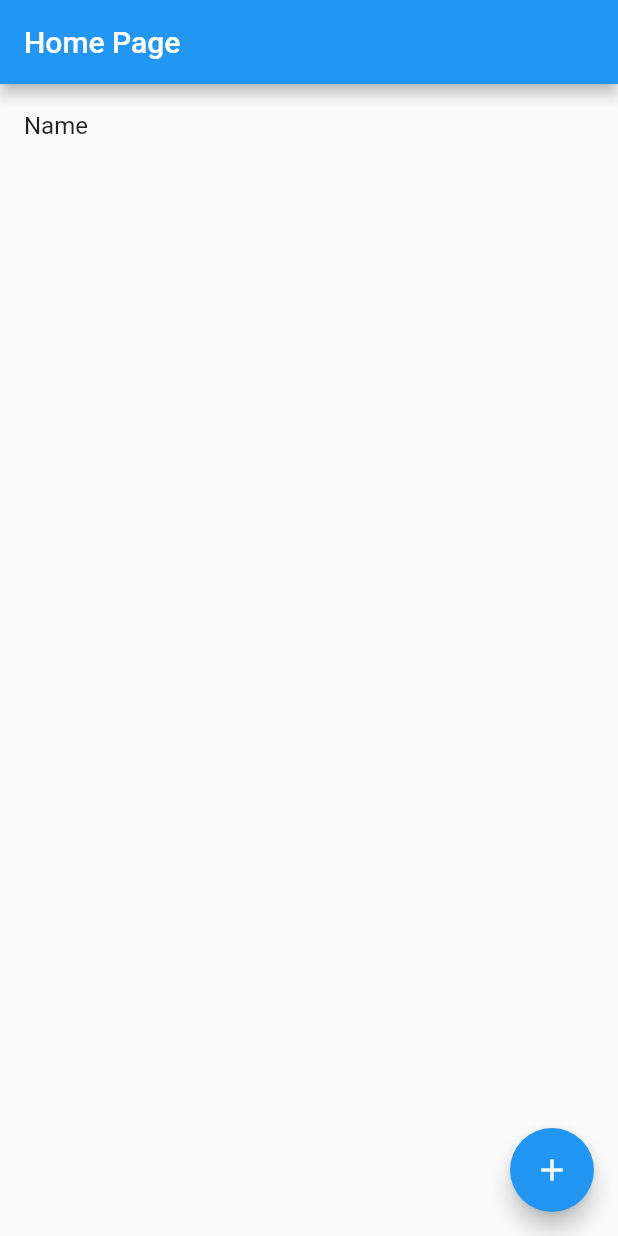
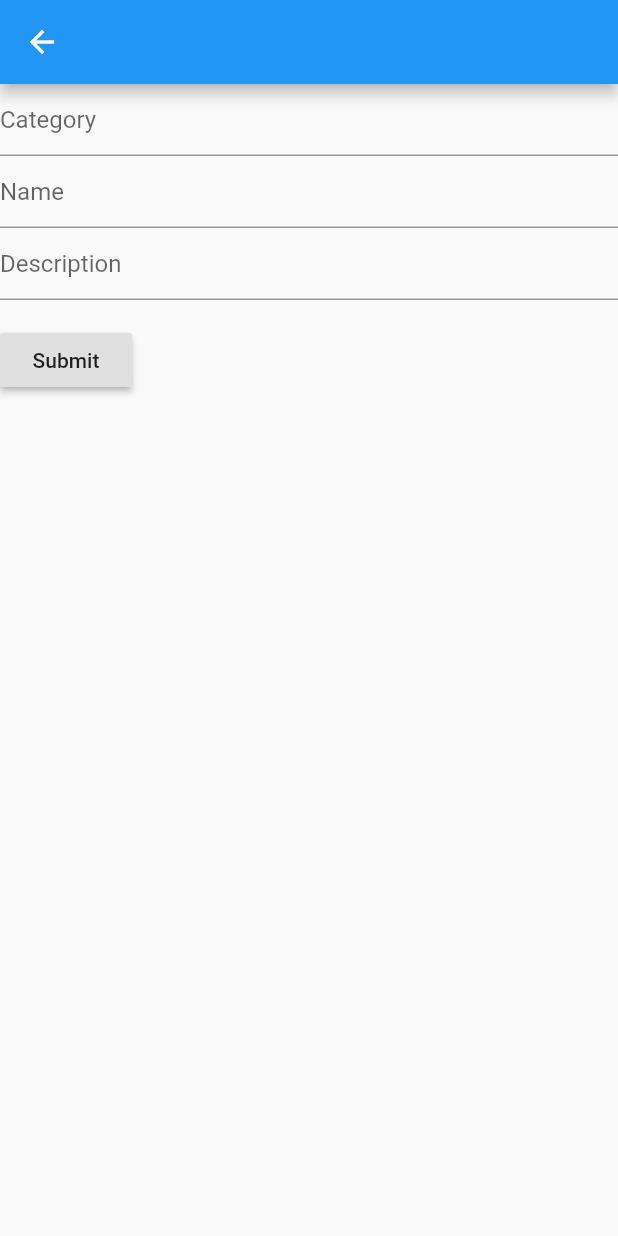
Before and after one commit to natanportilho/task-manager, a Flutter app: the screen it shows after launch, after a tap on the "add" icon, on a phone screen of 412 x 824 dp. Run offline on Flutter 3.47's test engine with Material 2 defaults, Android fonts, the phone set to English and light mode, and no system bars.

Commit message:
Adding create todo page

```diff
--- /dev/null
+++ b/lib/pages/create_todo_page.dart
@@ -0,0 +1,105 @@
+import 'package:flutter/material.dart';
+import 'package:provider/provider.dart';
+import 'package:task_manager/providers/todo_provider.dart';
+
+class CreateTodoPage extends StatefulWidget {
+  CreateTodoPage({Key key}) : super(key: key);
+
+  @override
+  _CreateTodoPageState createState() => _CreateTodoPageState();
+}
+
+class _CreateTodoPageState extends State<CreateTodoPage> {
+  final _formKey = GlobalKey<FormState>();
+
+  String category;
+  String name;
+  String description;
+
+  @override
+  Widget build(BuildContext context) {
+    return SafeArea(
+      child: Scaffold(
+        appBar: AppBar(
+          title: Text(''),
+        ),
+        body: Material(
+          child: _createTodoForm(context),
+        ),
+      ),
+    );
+  }
+
+  Form _createTodoForm(BuildContext context) {
+    return Form(
+      key: _formKey,
+      child: Column(
+        crossAxisAlignment: CrossAxisAlignment.start,
+        children: <Widget>[
+          _createCateforyField(),
+          _createNameField(),
+          _createDescriptionField(),
+          Padding(
+            padding: const EdgeInsets.symmetric(vertical: 16.0),
+            child: RaisedButton(
+              onPressed: () {
+                if (_formKey.currentState.validate()) {
+                  final TodoProvider todoProvider =
+                      Provider.of<TodoProvider>(context, listen: false);
+                  todoProvider.addTodo(category, name, description);
+                  Navigator.pop(context);
+                }
+              },
+              child: Text('Submit'),
+            ),
+          ),
+        ],
+      ),
+    );
+  }
+
+  TextFormField _createDescriptionField() {
+    return TextFormField(
+      decoration: const InputDecoration(
+        hintText: 'Description',
+      ),
+      validator: (value) {
+        if (value.isEmpty) {
+          return 'Please enter a description'; //TODO: Description sometimes can be null
+        }
+        description = value;
+        return null;
+      },
+    );
+  }
+
+  TextFormField _createNameField() {
+    return TextFormField(
+      decoration: const InputDecoration(
+        hintText: 'Name',
+      ),
+      validator: (value) {
+        if (value.isEmpty) {
+          return 'Please enter a name';
+        }
+        name = value;
+        return null;
+      },
+    );
+  }
+
+  TextFormField _createCateforyField() {
+    return TextFormField(
+      decoration: const InputDecoration(
+        hintText: 'Category',
+      ),
+      validator: (value) {
+        if (value.isEmpty) {
+          return 'Please enter a category';
+        }
+        category = value;
+        return null;
+      },
+    );
+  }
+}
--- a/lib/pages/home_page.dart
+++ b/lib/pages/home_page.dart
@@ -1,5 +1,6 @@
 import 'package:flutter/material.dart';
 import 'package:provider/provider.dart';
+import 'package:task_manager/pages/create_todo_page.dart';
 import 'package:task_manager/pages/todo_page.dart';
 import 'package:task_manager/providers/todo_provider.dart';
 
@@ -14,7 +15,6 @@ class MyHomePage extends StatefulWidget {
 class _MyHomePageState extends State<MyHomePage> {
   @override
   Widget build(BuildContext context) {
-    final List<int> colorCodes = <int>[600, 500, 100];
     final TodoProvider todoProvider = Provider.of<TodoProvider>(context);
 
     return Scaffold(
@@ -39,7 +39,13 @@ class _MyHomePageState extends State<MyHomePage> {
                 );
               })),
       floatingActionButton: FloatingActionButton(
-        onPressed: todoProvider.addTodo,
+        onPressed: () => {
+          Navigator.push(
+              context,
+              MaterialPageRoute(
+                builder: (context) => CreateTodoPage(),
+              ))
+        },
         tooltip: 'Create Todo',
         child: Icon(Icons.add),
       ),
--- a/lib/providers/todo_provider.dart
+++ b/lib/providers/todo_provider.dart
@@ -2,12 +2,11 @@ import 'package:flutter/material.dart';
 import 'package:task_manager/model/TodoModel.dart';
 import 'package:task_manager/widgets/todo.dart';
 
-
 class TodoProvider extends ChangeNotifier {
   final List<Todo> entries = <Todo>[];
 
-  addTodo() {
-    entries.add(Todo(TodoModel('Category','Name','Description')));
+  addTodo(String category, String name, String description) {
+    entries.add(Todo(TodoModel(category, name, description)));
     notifyListeners();
   }
 }
--- a/lib/widgets/todo.dart
+++ b/lib/widgets/todo.dart
@@ -2,12 +2,9 @@ import 'package:flutter/material.dart';
 import 'package:task_manager/model/TodoModel.dart';
 
 class Todo extends StatelessWidget {
-  TodoModel todo;
+  final TodoModel todo;
 
-  Todo(TodoModel todo) {
-    this.todo = todo;
-  }
-
+  Todo(this.todo);
 
   @override
   Widget build(BuildContext context) {
```
Also changed, not shown: lib/pages/todo_page.dart (+11 -9 lines).
